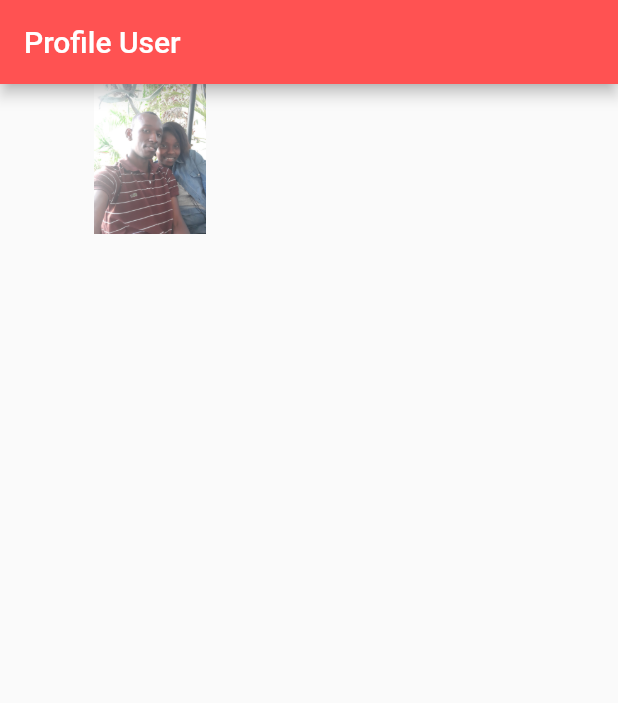
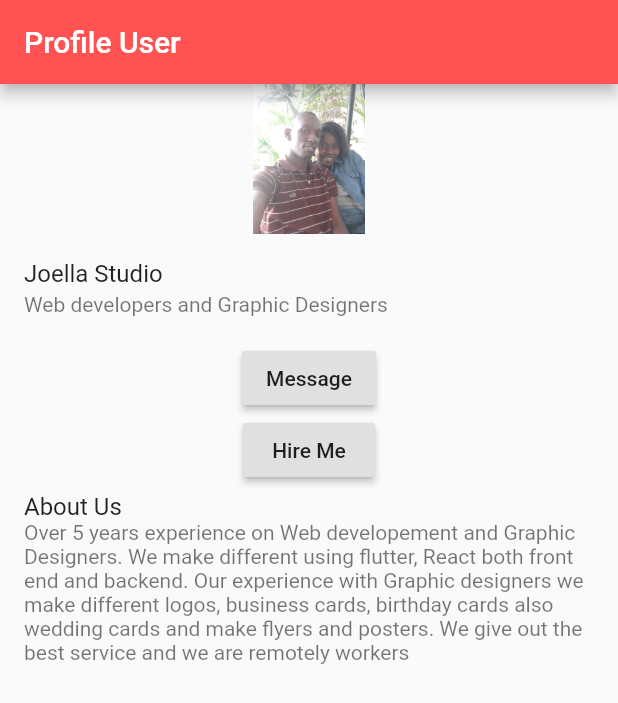
Before and after one commit to ella97/profile_app, a Flutter app: the screen it shows after launch, on a phone screen of 412 x 824 dp. Shown: the top 703 px of the screen. Run offline on Flutter 3.47's test engine with Material 2 defaults, Android fonts, the phone set to English and light mode, and no system bars.

Commit message:
We created the buttons also  created list title which hade title and subtitle in part 3

```diff
--- a/lib/app.dart
+++ b/lib/app.dart
@@ -4,17 +4,42 @@ class App extends StatelessWidget {
   @override
   Widget build(BuildContext context) {
     return MaterialApp(
-      theme: ThemeData(
-        appBarTheme: AppBarTheme(
-          color:  Colors.redAccent
-        )
-      ),
+      theme: ThemeData(appBarTheme: AppBarTheme(color: Colors.redAccent)),
       home: Scaffold(
-        appBar: AppBar(
-          title: Text('Profile User'),
-        ),
-        body: Image.asset("images/us.jpg", width: 200, height: 100,),
-      ),
+          appBar: AppBar(
+            title: Text('Profile User'),
+          ),
+          body: Column(
+            children: <Widget>[
+              Image.asset(
+                "images/us.jpg",
+                width: 200,
+                height: 100,
+              ),
+              ListTile(
+                title: Text("Joella Studio"),
+                subtitle: Text("Web developers and Graphic Designers"),
+              ),
+              RaisedButton(
+                onPressed: (){
+
+              },
+              child: Text("Message"),
+              ),
+
+               RaisedButton(
+                onPressed: (){
+
+              },
+              child: Text("Hire Me"),
+              ),
+
+               ListTile(
+                title: Text("About Us"),
+                subtitle: Text("Over 5 years experience on Web developement and Graphic Designers. We make different using flutter, React both front end and backend. Our experience with Graphic designers we make different logos, business cards, birthday cards also wedding cards and make flyers and posters. We give out the best service and we are remotely workers"),
+              ),
+            ],
+          )),
     );
   }
 }
```
